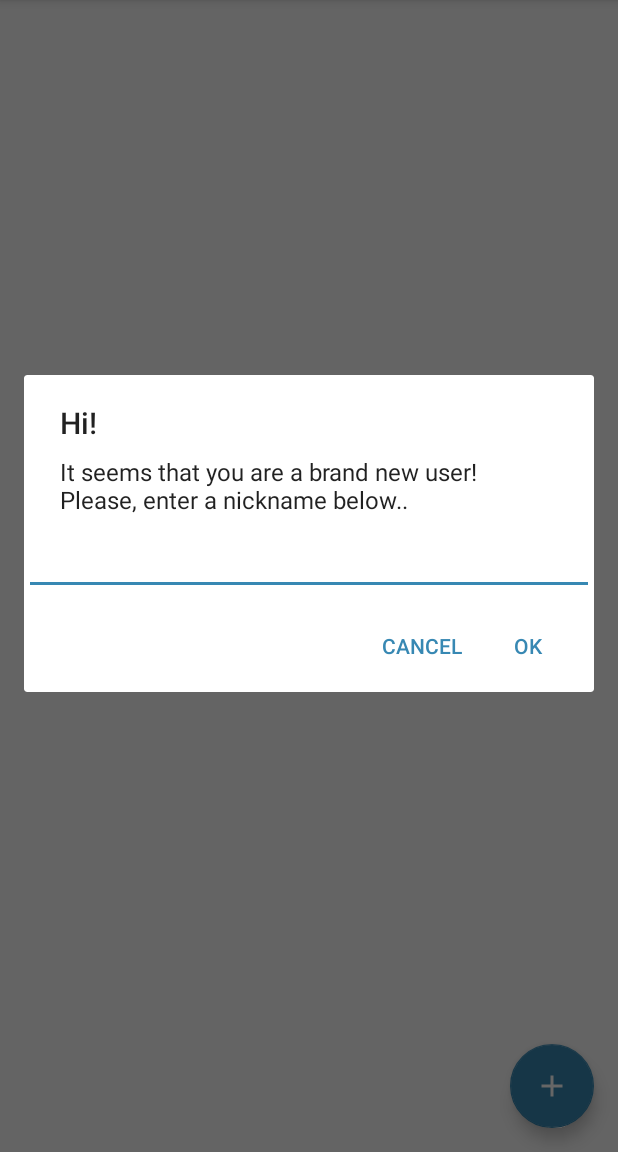
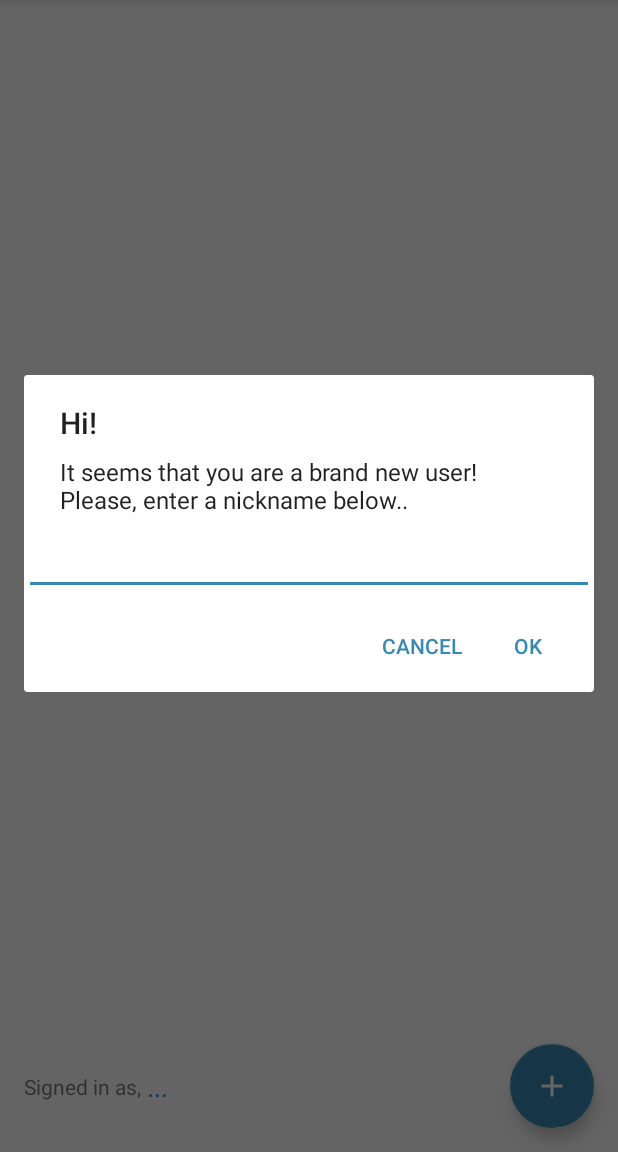
Before and after one commit to PanagiotisNtymenos/SupMark, an Android app: the screen it shows after launch (ListActivity), on a phone screen of 412 x 824 dp, the part 84-1236 px from its top. Run offline under Robolectric (Android 15) with nearby library versions, the phone set to English and light mode, and no system bars; our stand-ins replace Firebase (no records; nobody signed in at launch, a user with empty details on screens opened directly).

Commit message:
Undo and Username OK

```diff
--- a/app/src/main/java/com/supmark/AutoCompleteProductSearchAdapter.java
+++ b/app/src/main/java/com/supmark/AutoCompleteProductSearchAdapter.java
@@ -1,8 +1,6 @@
 package com.supmark;
 
 import android.content.Context;
-import android.graphics.drawable.Drawable;
-import android.media.Image;
 import android.view.LayoutInflater;
 import android.view.View;
 import android.view.ViewGroup;
@@ -11,7 +9,6 @@ import android.widget.Filter;
 import android.widget.ImageView;
 import android.widget.ProgressBar;
 import android.widget.TextView;
-import android.widget.Toast;
 
 import androidx.annotation.NonNull;
 import androidx.annotation.Nullable;
@@ -22,11 +19,9 @@ import com.bumptech.glide.load.engine.GlideException;
 import com.bumptech.glide.request.RequestListener;
 import com.bumptech.glide.request.target.Target;
 
-import java.text.Normalizer;
 import java.util.ArrayList;
 import java.util.HashMap;
 import java.util.List;
-import java.util.Map;
 
 public class AutoCompleteProductSearchAdapter extends ArrayAdapter<ProductItem> {
 
--- a/app/src/main/java/com/supmark/ListActivity.java
+++ b/app/src/main/java/com/supmark/ListActivity.java
@@ -83,6 +83,10 @@ public class ListActivity extends AppCompatActivity {
                 }
 
                 if (snapshot != null && snapshot.exists()) {
+                    TextView username = findViewById(R.id.username);
+                    username.setText(snapshot.getString("name"));
+                    username.setSelected(true);
+
                     db.collection("lists")
                             .get()
                             .addOnCompleteListener(new OnCompleteListener<QuerySnapshot>() {
--- a/app/src/main/res/layout/list_layout.xml
+++ b/app/src/main/res/layout/list_layout.xml
@@ -24,6 +24,36 @@
         app:layout_constraintBottom_toTopOf="@+id/load_lists_text"
         app:layout_constraintEnd_toEndOf="parent"
         app:layout_constraintStart_toStartOf="parent" />
+
+    <TextView
+        android:id="@+id/textView"
+        android:layout_width="wrap_content"
+        android:layout_height="wrap_content"
+        android:layout_marginStart="16dp"
+        android:layout_marginLeft="16dp"
+        android:text="Signed in as,"
+        app:layout_constraintBottom_toBottomOf="@+id/add"
+        app:layout_constraintStart_toStartOf="parent"
+        app:layout_constraintTop_toTopOf="@+id/add" />
+
+    <TextView
+        android:id="@+id/username"
+        android:layout_width="0dp"
+        android:layout_height="wrap_content"
+        android:layout_marginStart="4dp"
+        android:layout_marginLeft="4dp"
+        android:layout_marginEnd="24dp"
+        android:layout_marginRight="24dp"
+        android:ellipsize="marquee"
+        android:marqueeRepeatLimit="marquee_forever"
+        android:singleLine="true"
+        android:text="..."
+        android:textColor="@color/colorPrimary"
+        android:textSize="18dp"
+        app:layout_constraintBottom_toBottomOf="@+id/textView"
+        app:layout_constraintEnd_toStartOf="@+id/add"
+        app:layout_constraintStart_toEndOf="@+id/textView"
+        app:layout_constraintTop_toTopOf="@+id/textView" />
 
     <ScrollView
         android:id="@+id/scrollView2"
```
Also changed, not shown: app/src/main/java/com/supmark/ProductActivity.java (+9 -8 lines), app/src/main/java/com/supmark/ProductAdapter.java (+40 -24 lines).
